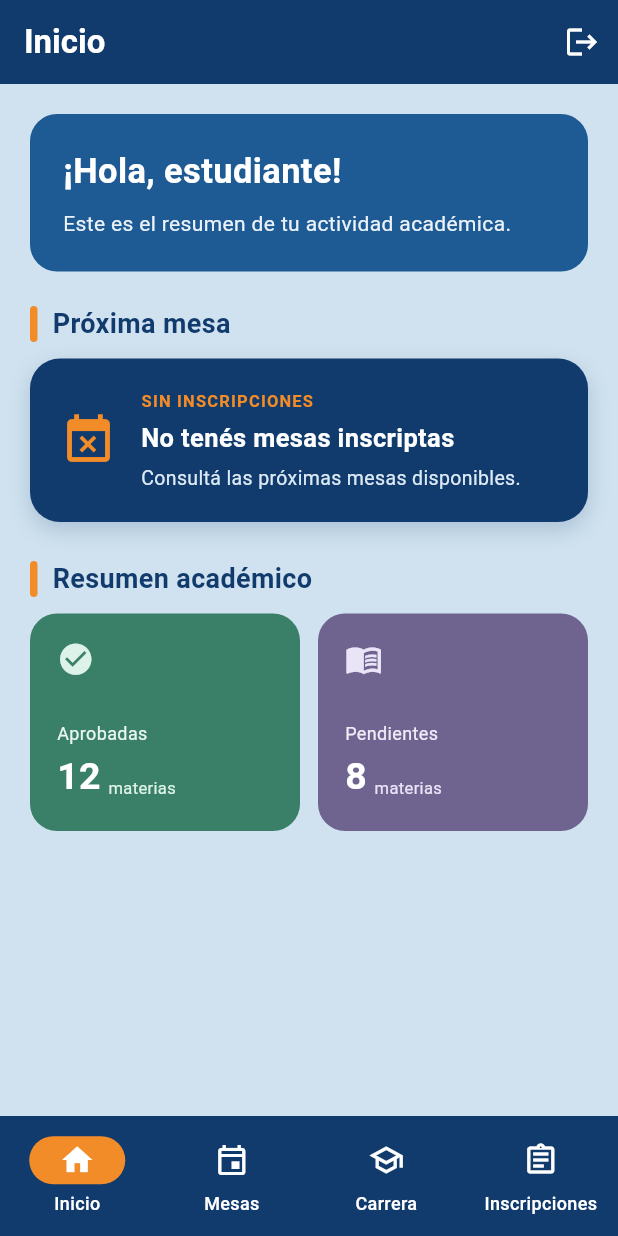
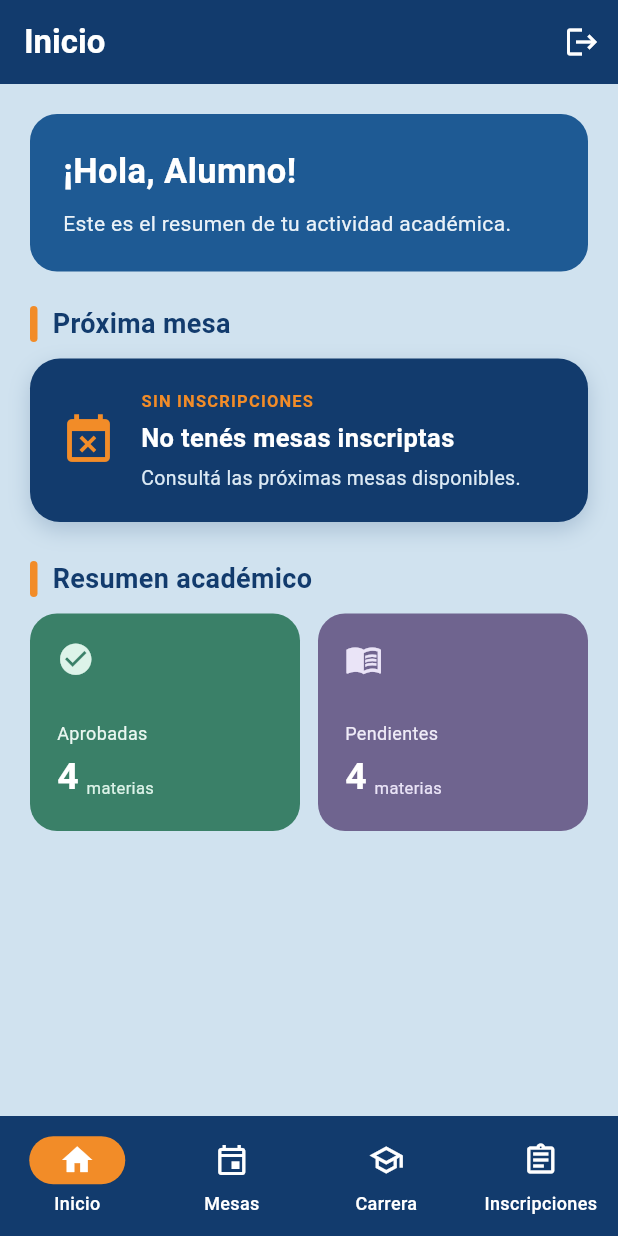
Before and after one commit to cebollin093/mesanet_mobile, a Flutter app: the HomeScreen screen opened directly with sample values from the repository, on a phone screen of 412 x 824 dp. Run offline on Flutter 3.47's test engine with Material 3 defaults, Android fonts, the phone set to English and light mode, and no system bars; our stand-ins replace pdf, printing; Roboto replaces fonts that are missing (Poppins).

Commit message:
feat: actualizar inicio del alumno

```diff
--- a/lib/data/app_data.dart
+++ b/lib/data/app_data.dart
@@ -71,7 +71,7 @@ class AppData {
     Usuario(
       id: 'usuario_1',
       nombre: 'Alumno',
-      apellido: 'Alumno',
+      apellido: 'Alumnoap',
       dni: '12345678',
       email: 'alumno@mesanet.com',
       carreraId: 'carrera_1',
--- a/lib/screens/alumno/home_screen.dart
+++ b/lib/screens/alumno/home_screen.dart
@@ -112,7 +112,13 @@ class _HomeScreenState extends State<HomeScreen> {
 
     final List<Widget> pages = [
       InicioScreen(
+        usuario: widget.usuario,
         enrollments: enrollments,
+        onOpenEnrollments: () {
+          setState(() {
+            _currentIndex = 3;
+          });
+        },
       ),
       MesasScreen(
         usuario: widget.usuario,
--- a/lib/screens/alumno/inicio_screen.dart
+++ b/lib/screens/alumno/inicio_screen.dart
@@ -4,13 +4,18 @@ import '../../data/app_data.dart';
 import '../../models/inscripcion.dart';
 import '../../models/materia.dart';
 import '../../models/mesa_examen.dart';
+import '../../models/usuario.dart';
 import 'alumno_widgets.dart';
 
 class InicioScreen extends StatelessWidget {
+  final Usuario usuario;
   final List<Inscripcion> enrollments;
+  final VoidCallback onOpenEnrollments;
 
   const InicioScreen({super.key,
+    required this.usuario,
     required this.enrollments,
+    required this.onOpenEnrollments,
   });
 
   MesaExamen _mesaFor(Inscripcion inscripcion) => AppData.mesas.firstWhere(
@@ -35,6 +40,20 @@ class InicioScreen extends StatelessWidget {
     final enrollment = hasEnrollment ? enrollments.first : null;
     final mesa = enrollment == null ? null : _mesaFor(enrollment);
     final materia = mesa == null ? null : _materiaFor(mesa);
+    final materiasCarrera = AppData.materias
+      .where((materia) => materia.carreraId == usuario.carreraId)
+      .toList();
+    final materiasCarreraIds = materiasCarrera
+      .map((materia) => materia.id)
+      .toSet();
+    final idsMateriasAprobadas = AppData.historialAcademico
+      .where((registro) => registro.usuarioId == usuario.id)
+      .where((registro) => registro.aprobada)
+      .where((registro) => materiasCarreraIds.contains(registro.materiaId))
+      .map((registro) => registro.materiaId)
+      .toSet();
+    final aprobadas = idsMateriasAprobadas.length;
+    final pendientes = materiasCarrera.length - aprobadas;
 
     return Container(
       color: const Color(0xFFD0E2EF),
@@ -47,12 +66,12 @@ class InicioScreen extends StatelessWidget {
               color: const Color(0xFF1E5A94),
               borderRadius: BorderRadius.circular(18),
             ),
-            child: const Column(
+            child: Column(
               crossAxisAlignment: CrossAxisAlignment.start,
               children: [
                 Text(
-                  '¡Hola, estudiante!',
-                  style: TextStyle(
+                  '¡Hola, ${usuario.nombre}!',
+                  style: const TextStyle(
                     color: Colors.white,
                     fontSize: 23,
                     fontWeight: FontWeight.bold,
@@ -74,7 +93,9 @@ class InicioScreen extends StatelessWidget {
             title: 'Próxima mesa',
           ),
           const SizedBox(height: 10),
-          Container(
+          GestureDetector(
+            onTap: hasEnrollment ? onOpenEnrollments : null,
+            child: Container(
               padding: const EdgeInsets.all(20),
               decoration: BoxDecoration(
                 color: const Color(0xFF123B6D),
@@ -207,17 +228,18 @@ class InicioScreen extends StatelessWidget {
                     ],
                   ),
             ),
+          ),
           const SizedBox(height: 25),
           const SectionTitle(
             title: 'Resumen académico',
           ),
           const SizedBox(height: 10),
-          const Row(
+          Row(
             children: [
               Expanded(
                 child: AcademicCard(
                   title: 'Aprobadas',
-                  value: '12',
+                  value: '$aprobadas',
                   subtitle: 'materias',
                   icon: Icons.check_circle,
                 ),
@@ -226,7 +248,7 @@ class InicioScreen extends StatelessWidget {
               Expanded(
                 child: AcademicCard(
                   title: 'Pendientes',
-                  value: '8',
+                  value: '$pendientes',
                   subtitle: 'materias',
                   icon: Icons.menu_book,
                 ),
```
Lines whose indentation alone changed are shown as unchanged.
